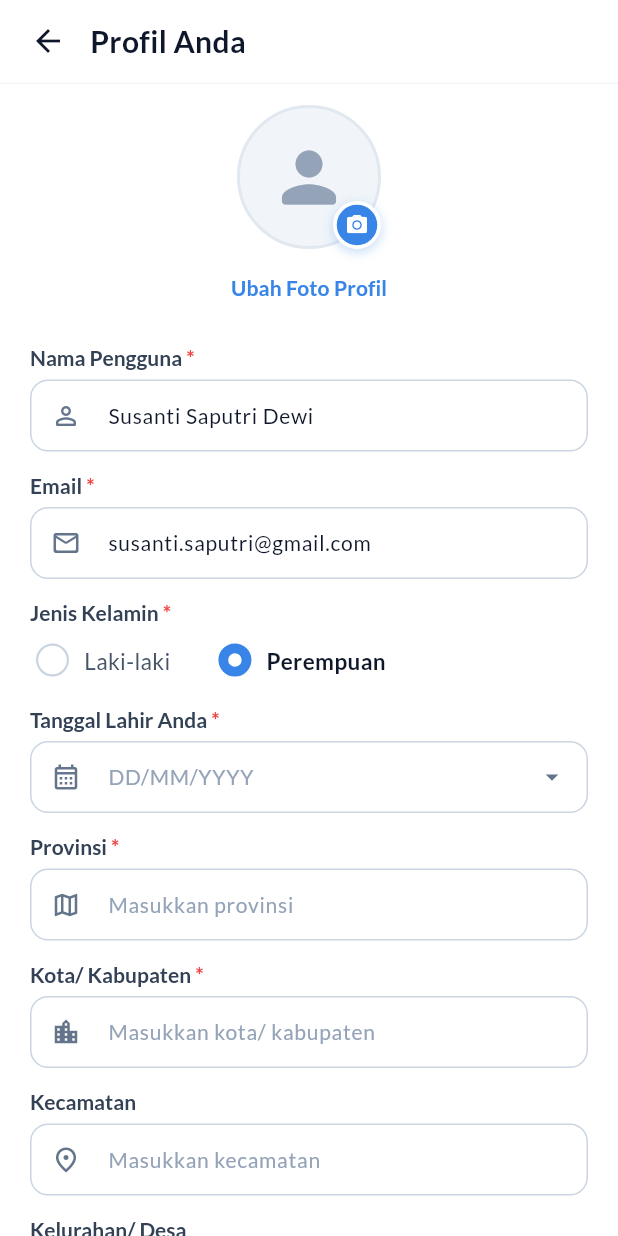
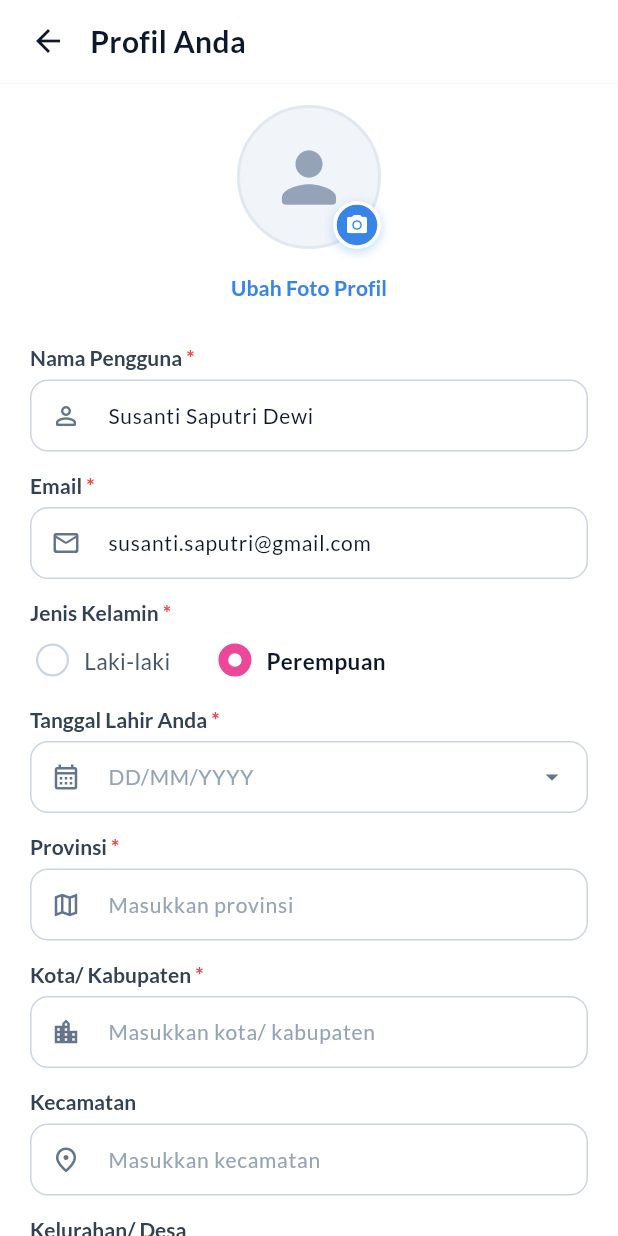
Before and after one commit to g41241543-lab/Pediagrow, a Flutter app: the ProfilIbuPage screen opened directly, on a phone screen of 412 x 824 dp. Run offline on Flutter 3.47's test engine with Material 3 defaults, Android fonts, the phone set to English and light mode, and no system bars; our stand-ins replace flutter_map, google_fonts, image_picker, latlong2, sqflite; accounts and stored records are empty.

Commit message:
modified:   lib/features/pengguna/profil/profil_ibu_page.dart

```diff
--- a/lib/features/pengguna/profil/profil_ibu_page.dart
+++ b/lib/features/pengguna/profil/profil_ibu_page.dart
@@ -699,16 +699,16 @@ class _ProfilIbuPageState extends State<ProfilIbuPage> {
         const SizedBox(height: 6),
         Row(
           children: [
-            _buildGenderOption('Laki-laki'),
+            _buildGenderOption('Laki-laki', const Color(0xFF3985E7)),
             const SizedBox(width: 24),
-            _buildGenderOption('Perempuan'),
+            _buildGenderOption('Perempuan', const Color(0xFFEC4899)),
           ],
         ),
       ],
     );
   }
 
-  Widget _buildGenderOption(String value) {
+  Widget _buildGenderOption(String value, Color activeColor) {
     final isSelected = _selectedGender == value;
 
     return InkWell(
@@ -729,9 +729,7 @@ class _ProfilIbuPageState extends State<ProfilIbuPage> {
               decoration: BoxDecoration(
                 shape: BoxShape.circle,
                 border: Border.all(
-                  color: isSelected
-                      ? const Color(0xFF3985E7)
-                      : const Color(0xFFCBD5E1),
+                  color: isSelected ? activeColor : const Color(0xFFCBD5E1),
                   width: isSelected ? 6.5 : 1.5,
                 ),
                 color: Colors.white,
```
